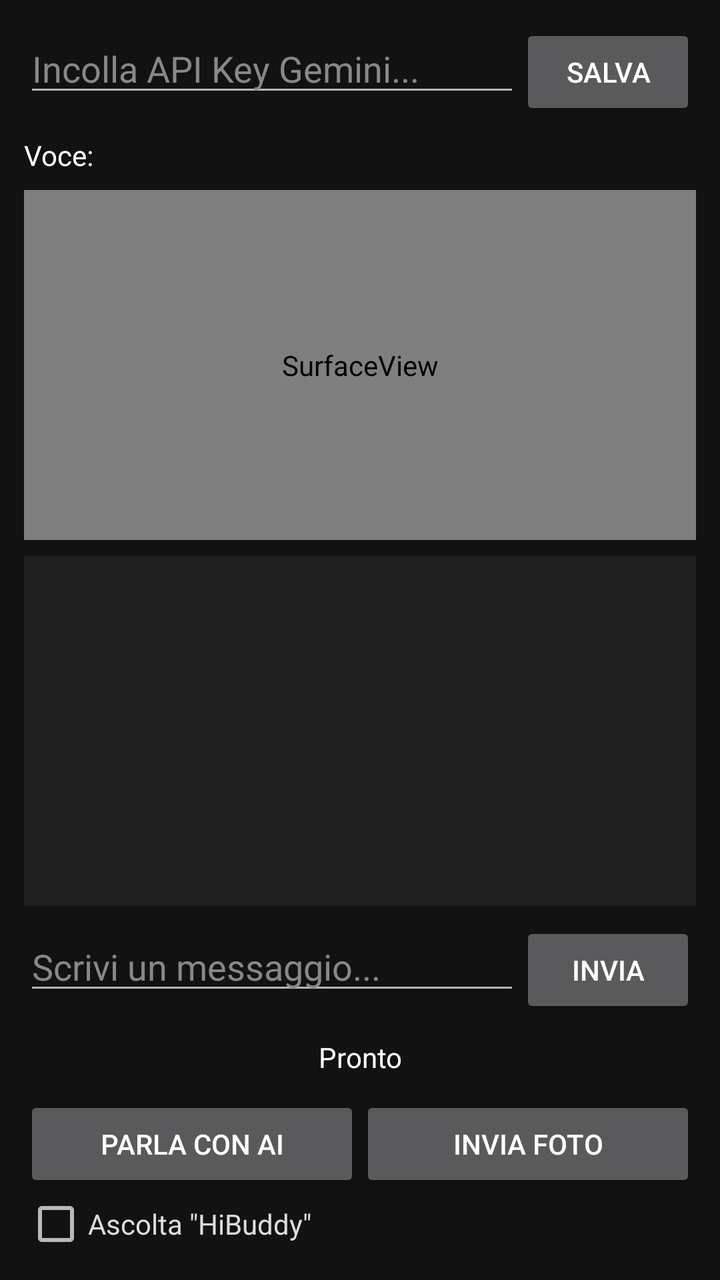
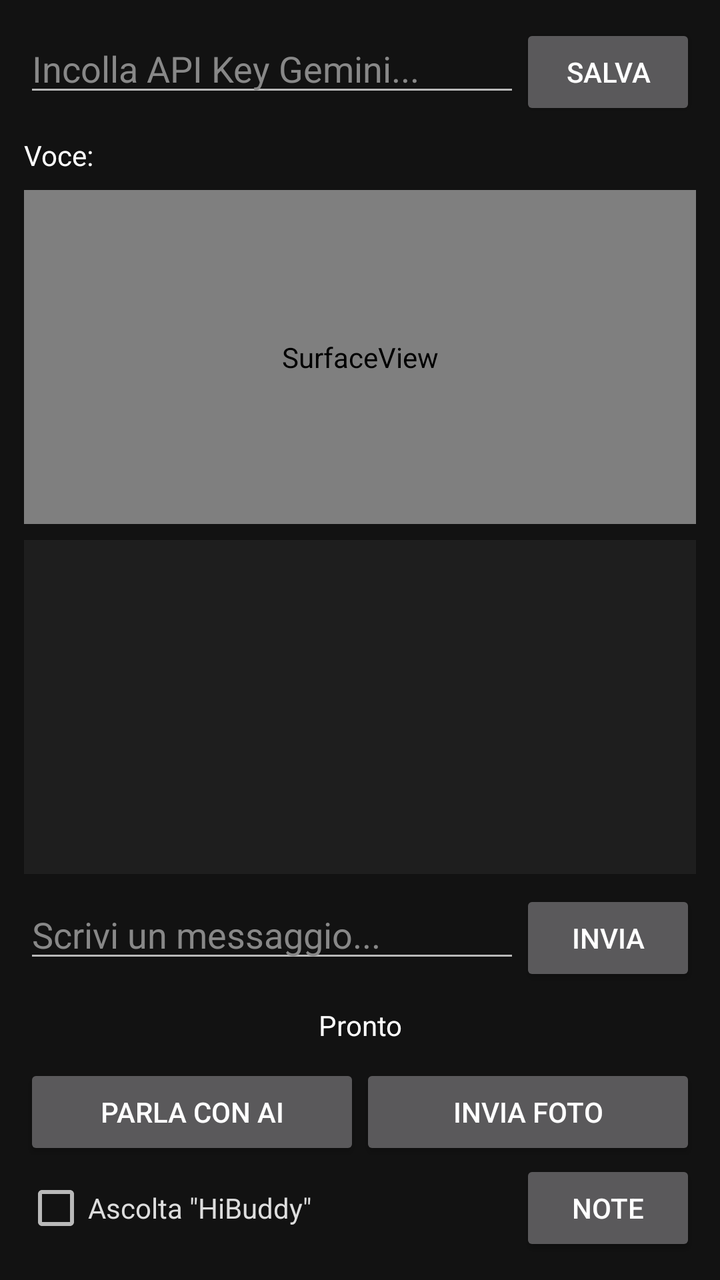

Before-and-after screenshots of an Android layout around one commit, followed by the original layout XML and the change that was made.
<!-- AndroidManifest.xml: application theme Theme.AppCompat.NoActionBar -->
<!-- res/layout/activity_main.xml -->
<?xml version="1.0" encoding="utf-8"?>
<LinearLayout xmlns:android="http://schemas.android.com/apk/res/android"
    android:layout_width="match_parent"
    android:layout_height="match_parent"
    android:orientation="vertical"
    android:padding="12dp"
    android:background="#121212">

    <LinearLayout
        android:layout_width="match_parent"
        android:layout_height="wrap_content"
        android:orientation="horizontal"
        android:paddingBottom="8dp">

        <EditText
            android:id="@+id/etApiKey"
            android:layout_width="0dp"
            android:layout_height="wrap_content"
            android:layout_weight="1"
            android:hint="Incolla API Key Gemini..."
            android:textColor="#FFFFFF"
            android:textColorHint="#888888"
            android:inputType="textPassword"
            android:singleLine="true" />

        <Button
            android:id="@+id/btnSaveKey"
            android:layout_width="wrap_content"
            android:layout_height="wrap_content"
            android:text="Salva" />
    </LinearLayout>

    <LinearLayout
        android:layout_width="match_parent"
        android:layout_height="wrap_content"
        android:orientation="horizontal"
        android:gravity="center_vertical"
        android:paddingBottom="8dp">

        <TextView
            android:layout_width="wrap_content"
            android:layout_height="wrap_content"
            android:text="Voce:"
            android:textColor="#FFFFFF"
            android:paddingEnd="8dp" />

        <Spinner
            android:id="@+id/spVoice"
            android:layout_width="0dp"
            android:layout_height="wrap_content"
            android:layout_weight="1"
            android:background="#303030"
            android:popupBackground="#303030" />
    </LinearLayout>

    <SurfaceView
        android:id="@+id/cameraPreview"
        android:layout_width="match_parent"
        android:layout_height="0dp"
        android:layout_weight="1" />

    <ScrollView
        android:id="@+id/transcriptScroll"
        android:layout_width="match_parent"
        android:layout_height="0dp"
        android:layout_weight="1"
        android:layout_marginTop="8dp"
        android:background="#1E1E1E">

        <TextView
            android:id="@+id/tvTranscript"
            android:layout_width="match_parent"
            android:layout_height="wrap_content"
            android:padding="8dp"
            android:textColor="#DDDDDD"
            android:textSize="14sp"
            android:text="" />
    </ScrollView>

    <LinearLayout
        android:layout_width="match_parent"
        android:layout_height="wrap_content"
        android:orientation="horizontal"
        android:paddingTop="8dp">

        <EditText
            android:id="@+id/etMessage"
            android:layout_width="0dp"
            android:layout_height="wrap_content"
            android:layout_weight="1"
            android:hint="Scrivi un messaggio..."
            android:textColor="#FFFFFF"
            android:textColorHint="#888888"
            android:inputType="textCapSentences"
            android:imeOptions="actionSend"
            android:maxLines="3" />

        <Button
            android:id="@+id/btnSendText"
            android:layout_width="wrap_content"
            android:layout_height="wrap_content"
            android:text="Invia" />
    </LinearLayout>

    <TextView
        android:id="@+id/statusText"
        android:layout_width="match_parent"
        android:layout_height="wrap_content"
        android:text="Pronto"
        android:textColor="#FFFFFF"
        android:padding="10dp"
        android:gravity="center" />

    <LinearLayout
        android:layout_width="match_parent"
        android:layout_height="wrap_content"
        android:orientation="horizontal">

        <Button
            android:id="@+id/btnConnect"
            android:layout_width="0dp"
            android:layout_height="wrap_content"
            android:layout_weight="1"
            android:text="Parla con AI" />

        <Button
            android:id="@+id/btnSendFrame"
            android:layout_width="0dp"
            android:layout_height="wrap_content"
            android:layout_weight="1"
            android:text="Invia Foto" />
    </LinearLayout>

    <LinearLayout
        android:layout_width="match_parent"
        android:layout_height="wrap_content"
        android:orientation="horizontal"
        android:gravity="center_vertical">

        <CheckBox
            android:id="@+id/cbWake"
            android:layout_width="0dp"
            android:layout_height="wrap_content"
            android:layout_weight="1"
            android:text="Ascolta &quot;HiBuddy&quot;"
            android:textColor="#DDDDDD" />

        <Button
            android:id="@+id/btnUpdate"
            android:layout_width="wrap_content"
            android:layout_height="wrap_content"
            android:text="Aggiorna"
            android:visibility="gone" />
    </LinearLayout>
</LinearLayout>
<!-- resources referenced by this layout -->
<resources>

</resources>

<!-- the commit's change to res/layout/activity_main.xml (unified diff, before → after) -->
@@ -146,6 +146,12 @@
             android:textColor="#DDDDDD" />
 
         <Button
+            android:id="@+id/btnNotes"
+            android:layout_width="wrap_content"
+            android:layout_height="wrap_content"
+            android:text="Note" />
+
+        <Button
             android:id="@+id/btnUpdate"
             android:layout_width="wrap_content"
             android:layout_height="wrap_content"
